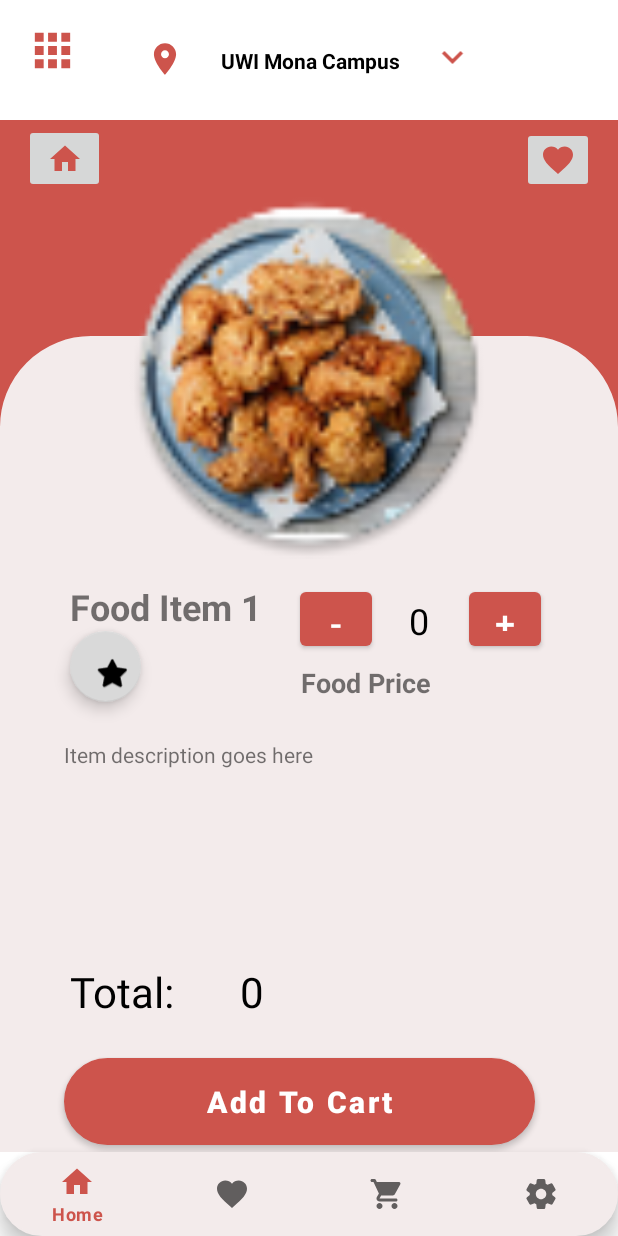
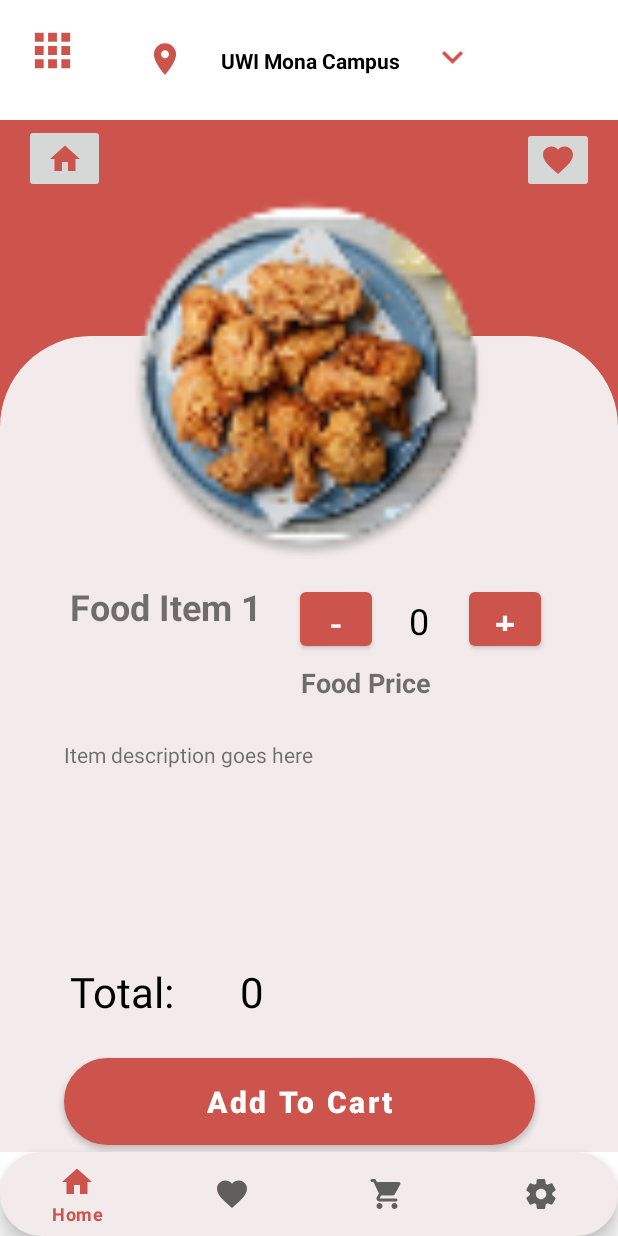
Before and after one commit to Chavaughn/SWEN3001_Project_StarvationPrevention, an Android app: the fragment ItemFragment placed in its activity, on a phone screen of 412 x 824 dp. Run offline under Robolectric (Android 15) with nearby library versions, the phone set to English and light mode, and no system bars; our stand-ins replace Room's generated code, navigation-ui; 4 statements that could not run were skipped.

Commit message:
For Presentation

```diff
--- a/app/src/main/java/com/example/swen3001_project_starvationprevention/adapter/HomeRestaurantsAdapter.kt
+++ b/app/src/main/java/com/example/swen3001_project_starvationprevention/adapter/HomeRestaurantsAdapter.kt
@@ -32,7 +32,6 @@ class HomeRestaurantsAdapter internal constructor(context: Context?, viewModel:
 
             restaurantName.setOnClickListener{
                 val position: Int = bindingAdapterPosition
-                Toast.makeText(itemView.context, "Restaurant ${restaurants[position].restaurant_name} clicked", Toast.LENGTH_SHORT).show()
                 restaurant.findNavController().navigate(R.id.action_homeFragment_to_restaurantFragment)
             }
 
--- a/app/src/main/java/com/example/swen3001_project_starvationprevention/adapter/ItemListAdapter.kt
+++ b/app/src/main/java/com/example/swen3001_project_starvationprevention/adapter/ItemListAdapter.kt
@@ -21,6 +21,7 @@ class ItemListAdapter: RecyclerView.Adapter<ItemListAdapter.ItemViewHolder>() {
         var itemImageView = itemView.findViewById<ImageView>(R.id.item_image)
         var itemName: TextView = itemView.findViewById(R.id.item_name)
         val itemPrice: TextView = itemView.findViewById(R.id.item_price)
+        val itemCategory: TextView = itemView.findViewById(R.id.item_Category)
 
         init{
             itemView.setOnClickListener{
@@ -33,7 +34,6 @@ class ItemListAdapter: RecyclerView.Adapter<ItemListAdapter.ItemViewHolder>() {
 
                 //val itemName = title[position]
                 //val itemPrice = price[position]
-                Toast.makeText(itemView.context, "Item Clicked ${itemList[position]}", Toast.LENGTH_SHORT).show()
 
             //findNavController(View ,1).navigate(R.id.action_restaurantFragment_to_itemFragment)
             }
@@ -52,6 +52,7 @@ class ItemListAdapter: RecyclerView.Adapter<ItemListAdapter.ItemViewHolder>() {
         val currentItem = itemList[position]
         holder.itemName.text = currentItem.item_name
         holder.itemPrice.text = currentItem.item_price.toString()
+        holder.itemCategory.text = currentItem.item_category.toString()
         //holder.itemImageView.setImageResource(foodImage[position])
 
     }
--- a/app/src/main/java/com/example/swen3001_project_starvationprevention/fragment/FavouritesFragment.kt
+++ b/app/src/main/java/com/example/swen3001_project_starvationprevention/fragment/FavouritesFragment.kt
@@ -46,10 +46,10 @@ class FavouritesFragment : Fragment() {
         layoutManager = LinearLayoutManager(this.context)
         val recyclerView = _binding!!.favrecyclerview
         recyclerView.layoutManager = layoutManager
-        adapter = FavouriteAdapter()
+        fViewModel = ViewModelProvider(this)[FavouritesViewModel::class.java]
+        adapter = FavouriteAdapter(this.context, fViewModel)
         recyclerView.adapter = adapter
 
-        fViewModel = ViewModelProvider(this)[FavouritesViewModel::class.java]
         updatefavouriteWithDatabase(adapter as FavouriteAdapter)
 
         return binding.root
--- a/app/src/main/java/com/example/swen3001_project_starvationprevention/model/RestaurantsHomeView.kt
+++ b/app/src/main/java/com/example/swen3001_project_starvationprevention/model/RestaurantsHomeView.kt
@@ -1,9 +1,12 @@
 package com.example.swen3001_project_starvationprevention.model
 
+import android.os.Parcelable
 import androidx.room.Entity
 import androidx.room.PrimaryKey
+import kotlinx.parcelize.Parcelize
 import java.util.*
 
+@Parcelize
 @Entity(tableName = "restaurantshomeview")
 data class RestaurantsHomeView(var restaurant_name:String,
                                var restaurant_opening_hour:String,
@@ -13,4 +16,4 @@ data class RestaurantsHomeView(var restaurant_name:String,
                                var item_price: Double,
                                var item_category: String,
                                var item_id: Long,
-)
+) : Parcelable
--- a/app/src/main/java/com/example/swen3001_project_starvationprevention/model/StarvationPreventionDatabase.kt
+++ b/app/src/main/java/com/example/swen3001_project_starvationprevention/model/StarvationPreventionDatabase.kt
@@ -86,6 +86,8 @@ public abstract class StarvationPreventionDatabase : RoomDatabase() {
             restaurantItemDao.insert(item)
             item = RestaurantItem("Fried Fish", "Mains", 2000.00, 4, UUID.randomUUID(), 3)
             restaurantItemDao.insert(item)
+            item = RestaurantItem("Fries Large", "Sides", 500.00, 5, UUID.randomUUID(), 2)
+            restaurantItemDao.insert(item)
             item = RestaurantItem("Bottle Water", "Drinks", 500.00, 0, UUID.randomUUID(),1)
             restaurantItemDao.insert(item)
             item = RestaurantItem("Coca Cola", "Drinks", 500.00, 0, UUID.randomUUID(), 2)
--- a/app/src/main/java/com/example/swen3001_project_starvationprevention/model/dao/FavouriteItemsDao.kt
+++ b/app/src/main/java/com/example/swen3001_project_starvationprevention/model/dao/FavouriteItemsDao.kt
@@ -21,8 +21,8 @@ interface FavouriteItemsDao {
     @Query("DELETE FROM favouriteItems")
     suspend fun deleteAll()
 
-    //@Query("DELETE FROM favouriteItems WHERE item_name = :item_name")
-    //suspend fun delete(item_name: FavouriteItems)
+    @Query("DELETE FROM favouriteItems WHERE item_id = :item_id")
+    suspend fun delete(item_id: Long)
 
 
 }
--- a/app/src/main/java/com/example/swen3001_project_starvationprevention/model/dao/RestaurantItemDao.kt
+++ b/app/src/main/java/com/example/swen3001_project_starvationprevention/model/dao/RestaurantItemDao.kt
@@ -30,6 +30,10 @@ interface RestaurantItemDao {
     @Query("SELECT * FROM restaurantItems WHERE item_category = :item_category ORDER BY item_name ASC")
     fun getAllLiveRestaurantItemsByCategory(item_category: String): LiveData<List<RestaurantItem>>
 
+    @Query("SELECT * FROM restaurantItems ORDER BY item_name ASC")
+    fun getAllLiveRestaurantItems(): LiveData<List<RestaurantItem>>
+
+
     @Query("DELETE FROM restaurantItems")
     suspend fun deleteAll()
 }
--- a/app/src/main/java/com/example/swen3001_project_starvationprevention/model/repo/FavouriteItemsRepository.kt
+++ b/app/src/main/java/com/example/swen3001_project_starvationprevention/model/repo/FavouriteItemsRepository.kt
@@ -14,9 +14,9 @@ class FavouriteItemsRepository(private val favouriteItemsDao: FavouriteItemsDao)
         favouriteItemsDao.insert(item)
     }
 
-    //suspend fun delete(item: FavouriteItems) {
-        //favouriteItemsDao.delete(item)
-    //}
+    suspend fun delete(item: FavouriteItems) {
+        favouriteItemsDao.delete(item.item_id)
+    }
 
     suspend fun deleteAll() {
         favouriteItemsDao.deleteAll()
--- a/app/src/main/java/com/example/swen3001_project_starvationprevention/model/repo/RestaurantItemRepository.kt
+++ b/app/src/main/java/com/example/swen3001_project_starvationprevention/model/repo/RestaurantItemRepository.kt
@@ -20,6 +20,10 @@ class RestaurantItemRepository(private val restaurantItemDao: RestaurantItemDao)
         return restaurantItemDao.getAllLiveRestaurantItemsByCategory(category)
     }
 
+    fun getRestaurantItems(name: String): LiveData<List<RestaurantItem>> {
+        return restaurantItemDao.getAllLiveRestaurantItems()
+    }
+
 
     suspend fun insert(restaurantItem: RestaurantItem) {
         restaurantItemDao.insert(restaurantItem)
--- a/app/src/main/java/com/example/swen3001_project_starvationprevention/model/viewmodel/FavouritesViewModel.kt
+++ b/app/src/main/java/com/example/swen3001_project_starvationprevention/model/viewmodel/FavouritesViewModel.kt
@@ -24,7 +24,7 @@ class FavouritesViewModel (application: Application): AndroidViewModel(applicati
         repository.insert(item)
     }
 
-    //fun deleteItem(item: FavouriteItems) = viewModelScope.launch(Dispatchers.IO) {
-        //repository.delete(item)
-    //}
+    fun deleteItem(item: FavouriteItems) = viewModelScope.launch(Dispatchers.IO) {
+        repository.delete(item)
+    }
 }
--- a/app/src/main/java/com/example/swen3001_project_starvationprevention/model/viewmodel/RestaurantItemViewModel.kt
+++ b/app/src/main/java/com/example/swen3001_project_starvationprevention/model/viewmodel/RestaurantItemViewModel.kt
@@ -25,6 +25,10 @@ class RestaurantItemViewModel(application: Application): AndroidViewModel(applic
         return repository.getFilteredItems(category)
     }
 
+    fun getRestaurantItems(name: String): LiveData<List<RestaurantItem>> {
+        return repository.getRestaurantItems(name)
+    }
+
     fun addItem(item: RestaurantItem) = viewModelScope.launch(Dispatchers.IO) {
         repository.insert(item)
     }
--- a/app/src/main/res/layout/item_fragment.xml
+++ b/app/src/main/res/layout/item_fragment.xml
@@ -74,21 +74,6 @@
             app:layout_constraintEnd_toEndOf="parent"
             app:layout_constraintHorizontal_bias="0.859"
             app:layout_constraintStart_toStartOf="parent" />
-
-        <com.google.android.material.floatingactionbutton.FloatingActionButton
-            android:id="@+id/backButton2"
-            android:layout_width="51dp"
-            android:layout_height="47dp"
-            android:layout_marginBottom="416dp"
-            android:clickable="true"
-            android:contentDescription="@string/favourites"
-            app:layout_constraintBottom_toBottomOf="parent"
-            app:layout_constraintEnd_toEndOf="parent"
-            app:layout_constraintHorizontal_bias="0.128"
-            app:layout_constraintStart_toStartOf="parent"
-            app:layout_constraintTop_toBottomOf="@+id/itemName"
-            app:layout_constraintVertical_bias="0.0"
-            app:srcCompat="@android:drawable/btn_star_big_on" />
 
         <TextView
             android:id="@+id/itemName"
@@ -192,6 +177,14 @@
             android:orientation="horizontal"
             app:layout_constraintGuide_begin="382dp" />
 
+        <TextView
+            android:id="@+id/itemCategory"
+            android:layout_width="wrap_content"
+            android:layout_height="wrap_content"
+            android:layout_marginTop="16dp"
+            app:layout_constraintTop_toBottomOf="@+id/itemName"
+            tools:layout_editor_absoluteX="71dp" />
+
     </androidx.constraintlayout.widget.ConstraintLayout>
 
     <ImageView
--- a/app/src/main/res/navigation/nav_graph.xml
+++ b/app/src/main/res/navigation/nav_graph.xml
@@ -37,6 +37,9 @@
         <action
             android:id="@+id/action_restaurantFragment_to_settingsFragment"
             app:destination="@id/settingsFragment" />
+        <argument
+            android:name="currentRestaurant"
+            app:argType="com.example.swen3001_project_starvationprevention.model.RestaurantsHomeView" />
     </fragment>
     <fragment
         android:id="@+id/itemFragment"
```
Also changed, not shown: app/src/main/java/com/example/swen3001_project_starvationprevention/adapter/FavouriteAdapter.kt (+21 -1 lines), app/src/main/java/com/example/swen3001_project_starvationprevention/fragment/ItemFragment.kt (+13 -6 lines), app/src/main/java/com/example/swen3001_project_starvationprevention/fragment/RestaurantFragment.kt (+5 -6 lines), app/src/main/res/layout/favorites_card_fragment.xml (+8 -7 lines), app/src/main/res/layout/restaurant_card_layout.xml (+15 -7 lines), app/src/main/res/xml/root_preferences.xml (+4 -4 lines).
